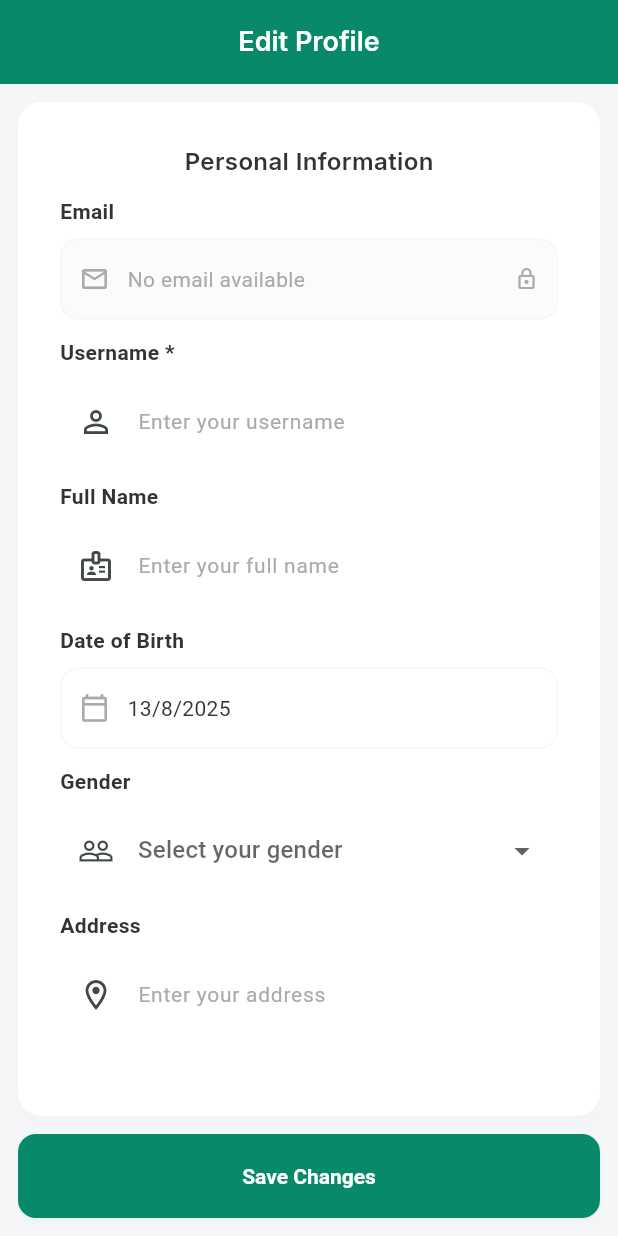
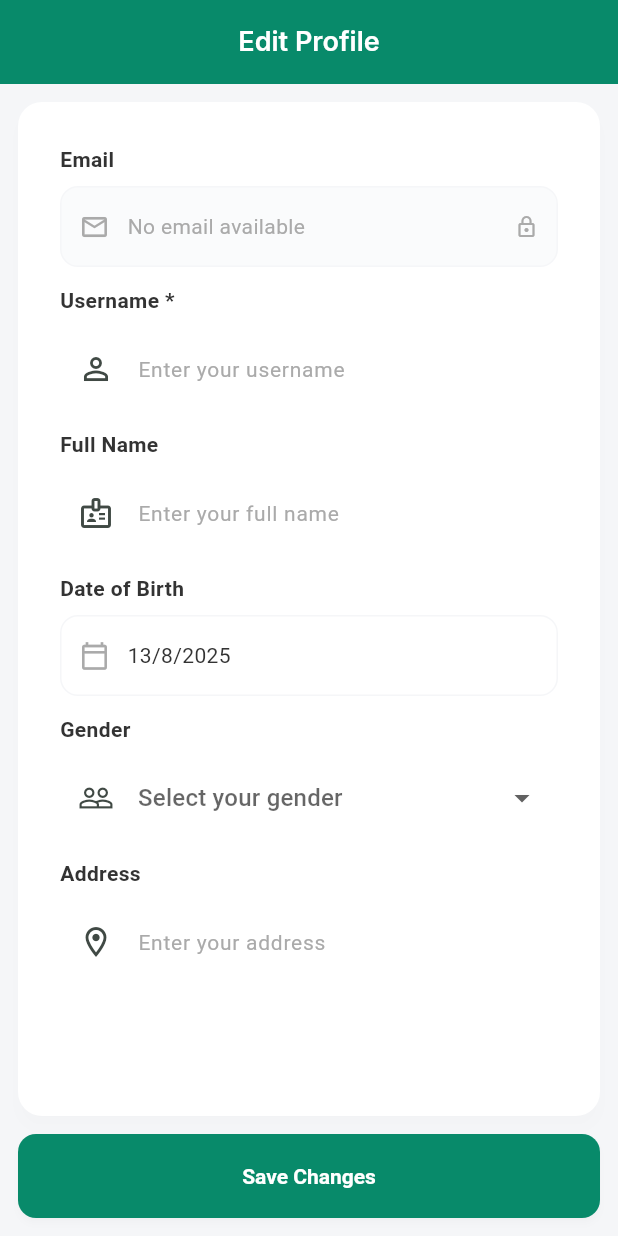
Before and after one commit to thanhtoan105/PlantDisease, a Flutter app: the EditProfileScreen screen opened by its route, on a phone screen of 412 x 824 dp. Run offline on Flutter 3.47's test engine with Material 3 defaults, Android fonts, the phone set to English and light mode, and no system bars; our stand-ins replace cached_network_image, camera, flutter_dotenv, geocoding, geolocator, go_router and 6 more; missing offline and left inert: gal, tflite_flutter; accounts and stored records are empty.

Commit message:
34th - Done

```diff
--- a/lib/features/profile/screens/edit_profile_screen.dart
+++ b/lib/features/profile/screens/edit_profile_screen.dart
@@ -18,7 +18,6 @@ class EditProfileScreen extends StatefulWidget {
 }
 
 class _EditProfileScreenState extends State<EditProfileScreen> {
-  final _formKey = GlobalKey<FormState>();
   final _usernameController = TextEditingController();
   final _fullNameController = TextEditingController();
   final _addressController = TextEditingController();
@@ -26,7 +25,6 @@ class _EditProfileScreenState extends State<EditProfileScreen> {
   String? _selectedGender;
   DateTime? _selectedDate;
   String _userEmail = '';
-  bool _isLoading = false;
   bool _isLoadingProfile = true;
 
   final List<String> _genderOptions = ['Male', 'Female', 'Other', 'Prefer not to say'];
@@ -95,16 +93,6 @@ class _EditProfileScreenState extends State<EditProfileScreen> {
     );
   }
 
-  void _showSuccessMessage(String message) {
-    ScaffoldMessenger.of(context).showSnackBar(
-      SnackBar(
-        content: Text(message),
-        backgroundColor: AppColors.primaryGreen,
-        behavior: SnackBarBehavior.floating,
-      ),
-    );
-  }
-
   void _showErrorMessage(String message) {
     ScaffoldMessenger.of(context).showSnackBar(
       SnackBar(
@@ -160,7 +148,6 @@ class _EditProfileScreenState extends State<EditProfileScreen> {
           : Padding(
               padding: EdgeInsets.all(AppDimensions.spacingMd),
               child: Form(
-                key: _formKey,
                 child: Column(
                   crossAxisAlignment: CrossAxisAlignment.stretch,
                   children: [
@@ -183,16 +170,6 @@ class _EditProfileScreenState extends State<EditProfileScreen> {
         child: Column(
           crossAxisAlignment: CrossAxisAlignment.start,
           children: [
-            Center(
-              child: Text(
-                'Personal Information',
-                style: AppTypography.headlineSmall.copyWith(
-                  color: AppColors.darkGray,
-                ),
-              ),
-            ),
-            SizedBox(height: AppDimensions.spacingMd),
-
             Expanded(
               child: SingleChildScrollView(
                 child: Column(
@@ -465,11 +442,9 @@ class _EditProfileScreenState extends State<EditProfileScreen> {
 
   Widget _buildSaveButton() {
     return CustomButton(
-      text: _isLoading ? 'Saving...' : 'Save Changes',
-      onPressed: _isLoading ? null : _saveProfile,
+      text: 'Save Changes',
+      onPressed: _saveProfile,
       type: ButtonType.primary,
-      isLoading: _isLoading,
-      disabled: _isLoading,
     );
   }
 }
```
Also changed, not shown: lib/core/services/supabase_service.dart (+0 -117 lines).
